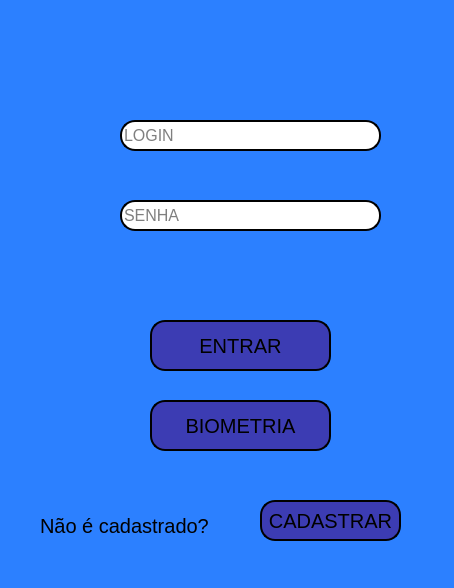
This is FristScreen.ui in marcoshaa/APS_6 as Qt 5 draws it before an edit. The edited form follows.
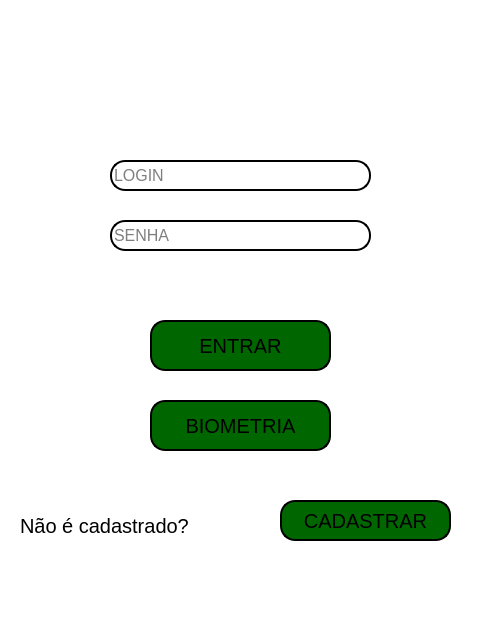
This is the edited form. Icons and pictures are not drawn.

Commit message: img tela cad e n1,n2

Diff of the .ui file:
```diff
--- a/FristScreen.ui
+++ b/FristScreen.ui
@@ -6,15 +6,16 @@
    <rect>
     <x>0</x>
     <y>0</y>
-    <width>454</width>
-    <height>588</height>
+    <width>498</width>
+    <height>630</height>
    </rect>
   </property>
   <property name="windowTitle">
    <string>MainWindow</string>
   </property>
   <property name="styleSheet">
-   <string notr="true">background-color: rgb(44, 128, 255);</string>
+   <string notr="true">background-color: rgb(44, 128, 255);
+background-color: rgb(255, 255, 255);</string>
   </property>
   <widget class="QWidget" name="centralwidget">
    <widget class="QPushButton" name="enter_Button">
@@ -32,7 +33,8 @@
      </font>
     </property>
     <property name="styleSheet">
-     <string notr="true">background-color: rgb(60, 60, 179);
+     <string notr="true">background-color: rgb(0, 102, 0);
+alternate-background-color: rgb(0, 85, 0);
 border-style: outset;
 border-width: 2px;
 border-radius: 15px;
@@ -45,8 +47,8 @@
    <widget class="QLineEdit" name="user_name">
     <property name="geometry">
      <rect>
-      <x>120</x>
-      <y>120</y>
+      <x>110</x>
+      <y>160</y>
       <width>261</width>
       <height>31</height>
      </rect>
@@ -69,8 +71,8 @@
    <widget class="QLineEdit" name="password">
     <property name="geometry">
      <rect>
-      <x>120</x>
-      <y>200</y>
+      <x>110</x>
+      <y>220</y>
       <width>261</width>
       <height>31</height>
      </rect>
@@ -93,9 +95,9 @@
    <widget class="QLabel" name="label">
     <property name="geometry">
      <rect>
-      <x>40</x>
+      <x>20</x>
       <y>510</y>
-      <width>171</width>
+      <width>211</width>
       <height>31</height>
      </rect>
     </property>
@@ -111,9 +113,9 @@
    <widget class="QPushButton" name="cad_Button">
     <property name="geometry">
      <rect>
-      <x>260</x>
+      <x>280</x>
       <y>500</y>
-      <width>141</width>
+      <width>171</width>
       <height>41</height>
      </rect>
     </property>
@@ -123,8 +125,7 @@
      </font>
     </property>
     <property name="styleSheet">
-     <string notr="true">background-color: rgb(255, 255, 255);
-background-color: rgb(60, 60, 179);
+     <string notr="true">background-color: rgb(0, 102, 0);
 border-radius: 15px;
 border-style: outset;
 border-width: 2px;
@@ -137,8 +138,8 @@
    <widget class="QLabel" name="label_2">
     <property name="geometry">
      <rect>
-      <x>80</x>
-      <y>110</y>
+      <x>70</x>
+      <y>150</y>
       <width>71</width>
       <height>51</height>
      </rect>
@@ -153,8 +154,8 @@
    <widget class="QLabel" name="label_3">
     <property name="geometry">
      <rect>
-      <x>80</x>
-      <y>190</y>
+      <x>70</x>
+      <y>210</y>
       <width>51</width>
       <height>51</height>
      </rect>
@@ -169,9 +170,9 @@
    <widget class="QLabel" name="label_4">
     <property name="geometry">
      <rect>
-      <x>120</x>
-      <y>260</y>
-      <width>271</width>
+      <x>40</x>
+      <y>270</y>
+      <width>401</width>
       <height>21</height>
      </rect>
     </property>
@@ -200,6 +201,8 @@
     </property>
     <property name="styleSheet">
      <string notr="true">background-color: rgb(60, 60, 179);
+background-color: rgb(0, 102, 0);
+alternate-background-color: rgb(0, 85, 0);
 border-style: outset;
 border-width: 2px;
 border-radius: 15px;
@@ -210,15 +213,12 @@
     </property>
    </widget>
    <widget class="QLabel" name="label_5">
-    <property name="enabled">
-     <bool>true</bool>
-    </property>
     <property name="geometry">
      <rect>
-      <x>60</x>
-      <y>-10</y>
-      <width>321</width>
-      <height>141</height>
+      <x>70</x>
+      <y>0</y>
+      <width>311</width>
+      <height>171</height>
      </rect>
     </property>
     <property name="styleSheet">
@@ -236,9 +236,6 @@
     <property name="scaledContents">
      <bool>true</bool>
     </property>
-    <property name="wordWrap">
-     <bool>true</bool>
-    </property>
    </widget>
    <zorder>label_5</zorder>
    <zorder>label_3</zorder>
```
Left out of the diff: 6 changed lines with no effect on the pictures. The commit also changes 6 other files.
